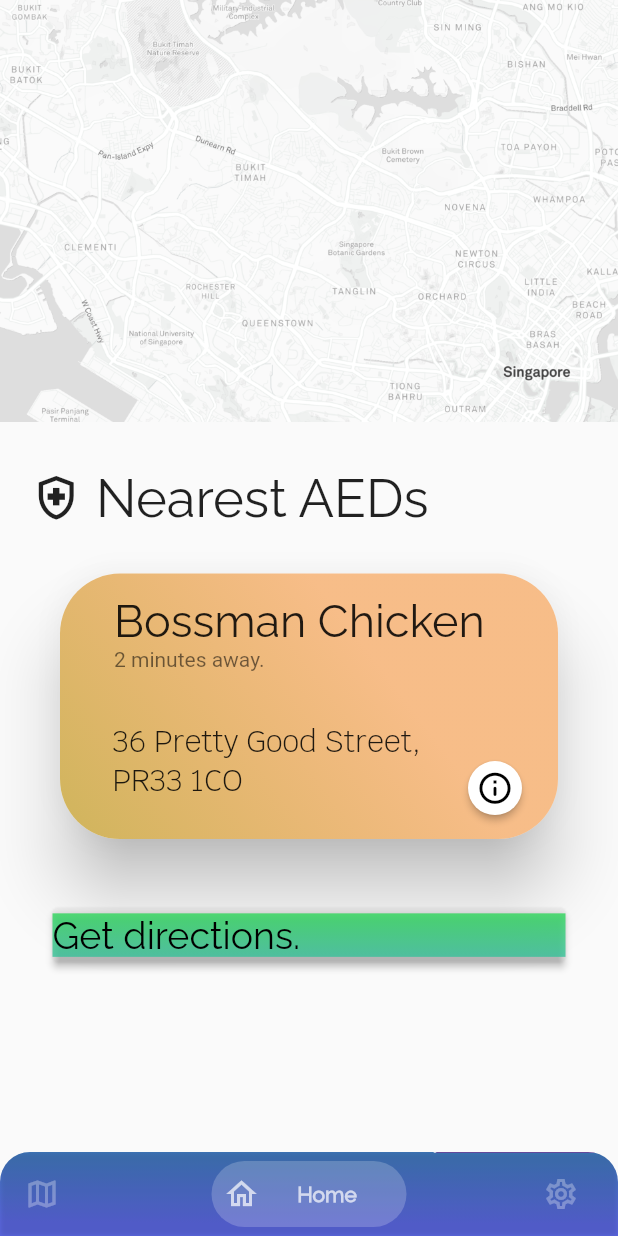
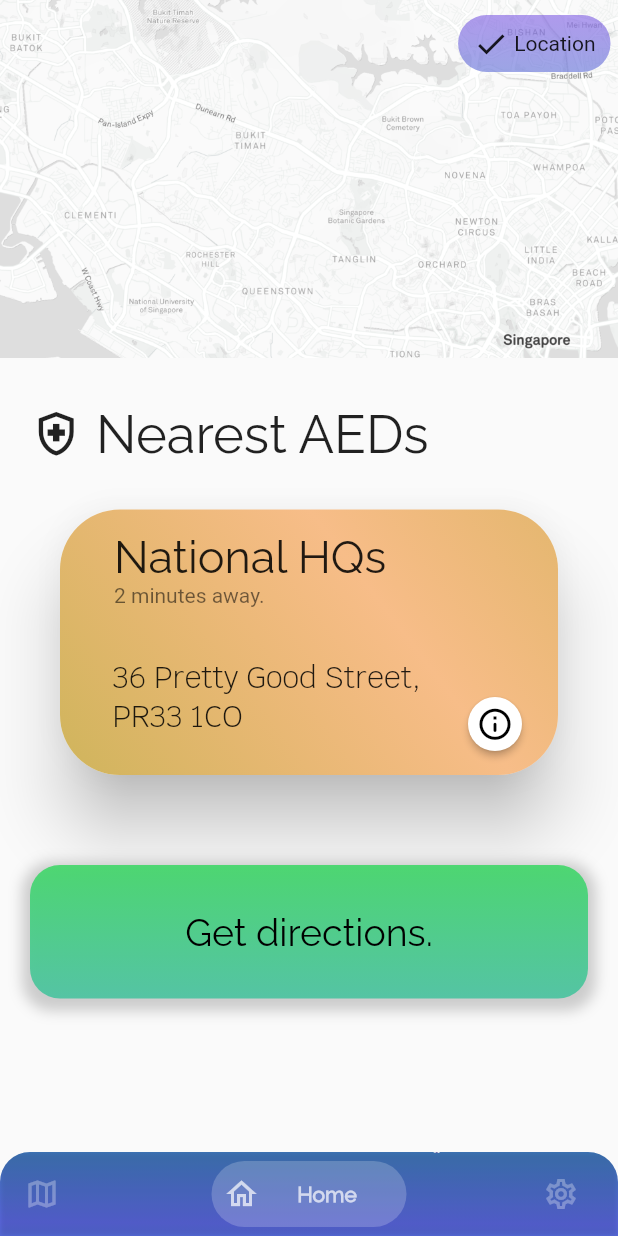
Before and after one commit to 14praveenk/Help-Flutter, a Flutter app: the screen it shows after launch, on a phone screen of 412 x 824 dp. Run offline on Flutter 3.47's test engine with Material 2 defaults, Android fonts, the light colour scheme and no system bars; drawn by our look-alikes of bottom_navy_bar.

Commit message:
Fixes to gradients, navigate button design and added new location label

```diff
--- a/lib/main.dart
+++ b/lib/main.dart
@@ -1,5 +1,3 @@
-import 'dart:html';
-
 import 'package:flutter/material.dart';
 import 'package:bottom_navy_bar/bottom_navy_bar.dart';
 
@@ -57,7 +55,7 @@ class _MyHomePageState extends State<MyHomePage> {
                     Color.fromARGB(252, 62, 120, 189),
                     Color.fromARGB(255, 91, 104, 226)
                   ],
-                  tileMode: TileMode.clamp)),
+                  tileMode: TileMode.mirror)),
           child: BottomNavyBar(
             backgroundColor: Colors.transparent,
             selectedIndex: _selectedIndex,
@@ -135,12 +133,43 @@ class _BlueState extends State<Blue> {
                     alignment: Alignment.topLeft,
                     heightFactor: 0.7,
                     widthFactor: 1,
-                    child: Container(
+                    child: Stack(children: [
+                      Container(
+                        width: double.infinity,
                         child: Image(
                           fit: BoxFit.fitWidth,
                           image: AssetImage('assets/placeholder_map.png'),
                         ),
-                    )))),
+                      ),
+                      Container(
+                        alignment: Alignment.topRight,
+                        child: Container(
+                          constraints: BoxConstraints(maxWidth: 125),
+                          margin: EdgeInsets.only(top: 10, right: 5),
+                          padding: EdgeInsets.fromLTRB(10, 7, 10, 7),
+                          decoration: BoxDecoration(
+                              borderRadius: BorderRadius.circular(20),
+                              gradient: LinearGradient(
+                                  begin: Alignment(-2.870196942339476e-7,
+                                      -2.9523809173103817),
+                                  end: Alignment(-3.471565204193894e-7,
+                                      7.0714286847386845),
+                                  stops: [0, 0.7713881134986877],
+                                  colors: [
+                                    Color.fromARGB(155, 157, 75, 239),
+                                    Color.fromARGB(158, 38, 146, 192)
+                                  ],
+                                  tileMode: TileMode.mirror)),
+                          child: Row(
+                              mainAxisAlignment: MainAxisAlignment.end,
+                              mainAxisSize: MainAxisSize.min,
+                              children: [
+                                Icon(Icons.done_outlined),
+                                Text(" Location")
+                              ]),
+                        ),
+                      ),
+                    ])))),
         Container(
             padding: EdgeInsets.only(left: 20),
             child: Row(
@@ -174,7 +203,7 @@ class _BlueState extends State<Blue> {
                     Color.fromARGB(137, 240, 132, 34),
                     Color.fromARGB(255, 142, 185, 48),
                   ],
-                  tileMode: TileMode.clamp),
+                  tileMode: TileMode.mirror),
             ),
             child: Column(
                 crossAxisAlignment: CrossAxisAlignment.start,
@@ -183,7 +212,7 @@ class _BlueState extends State<Blue> {
                   Container(
                     margin: EdgeInsets.fromLTRB(20, 10, 0, 0),
                     child: const ListTile(
-                      title: Text('Bossman Chicken',
+                      title: Text('National HQs',
                           style: TextStyle(
                             fontFamily: 'Raleway',
                             fontSize: 30,
@@ -227,20 +256,44 @@ class _BlueState extends State<Blue> {
           ),
         ),
         Container(
-          margin: EdgeInsets.fromLTRB(35, 30, 35, 0),
-          child: ElevatedButton(
-            child: Container(
-              width: double.infinity,
+          margin: EdgeInsets.fromLTRB(20, 50, 20, 0),
+          child: DecoratedBox(
               decoration: BoxDecoration(
+                  borderRadius: BorderRadius.circular(20),
+                  boxShadow: [
+                    BoxShadow(
+                      color: Colors.grey.withOpacity(0.5),
+                      spreadRadius: 5,
+                      blurRadius: 7,
+                      offset: Offset(0, 3), // changes position of shadow
+                    )
+                  ],
                   gradient: LinearGradient(
-                    begin: Alignment(0.0009855687786108902, -4.543046378961659),
+                      begin:
+                          Alignment(0.0009855687786108902, -4.543046378961659),
                       end: Alignment(0.0009854648765976748, 3.470198684990992),
                       stops: [0, 1],
                       colors: [
                         Color.fromARGB(255, 67, 255, 2),
                         Color.fromARGB(173, 43, 166, 219)
                       ],
-                    tileMode: TileMode.clamp),
+                      tileMode: TileMode.mirror)),
+              child: Container(
+                width: double.infinity,
+                child: ElevatedButton(
+                  onPressed: () {},
+                  style: ButtonStyle(
+                    shape: MaterialStateProperty.all<RoundedRectangleBorder>(
+                      RoundedRectangleBorder(
+                          borderRadius: BorderRadius.circular(20)),
+                    ),
+                    elevation: MaterialStateProperty.all(0),
+                    foregroundColor: MaterialStateProperty.all(Colors.black),
+                    backgroundColor:
+                        MaterialStateProperty.all(Colors.transparent),
+                    padding: MaterialStateProperty.all<EdgeInsetsGeometry>(
+                      EdgeInsets.all(30),
+                    ),
                   ),
                   child: Text(
                     'Get directions.',
@@ -251,15 +304,7 @@ class _BlueState extends State<Blue> {
                     ),
                   ),
                 ),
-            style: ButtonStyle(
-              backgroundColor: MaterialStateProperty.all(Colors.transparent),
-              foregroundColor: MaterialStateProperty.all(Colors.transparent),
-              padding: MaterialStateProperty.all<EdgeInsetsGeometry>(
-                EdgeInsets.all(0),
-              ),
-            ),
-            onPressed: () => {print("clicked")},
-          ),
+              )),
         ),
       ],
     );
```
Lines whose indentation alone changed are shown as unchanged.
